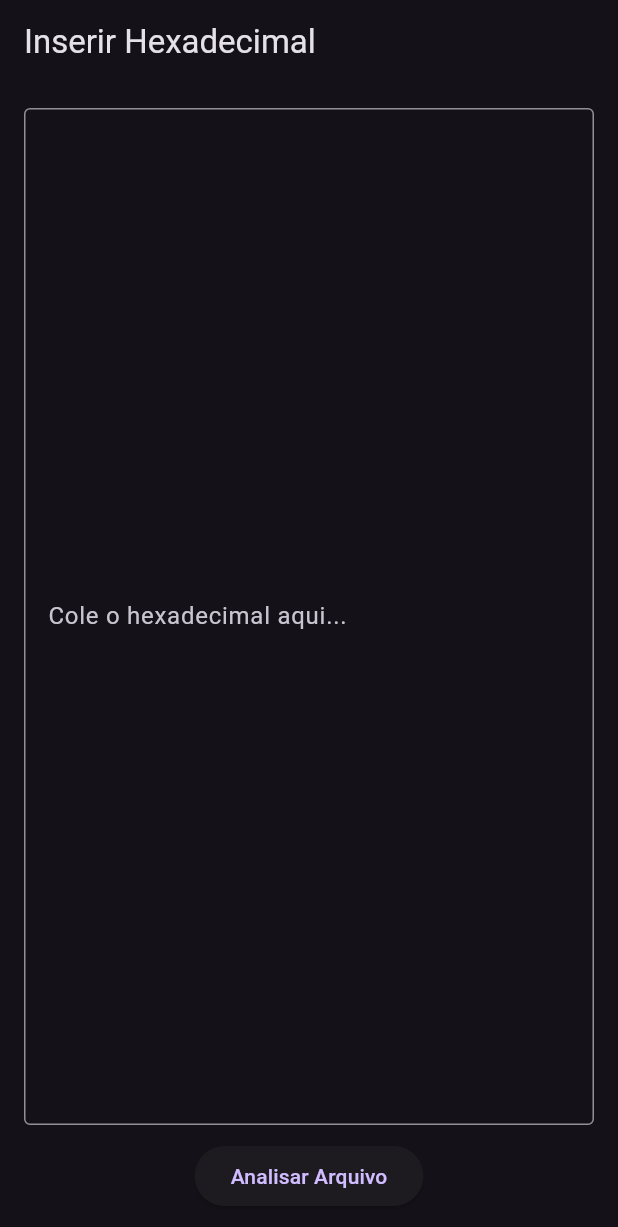
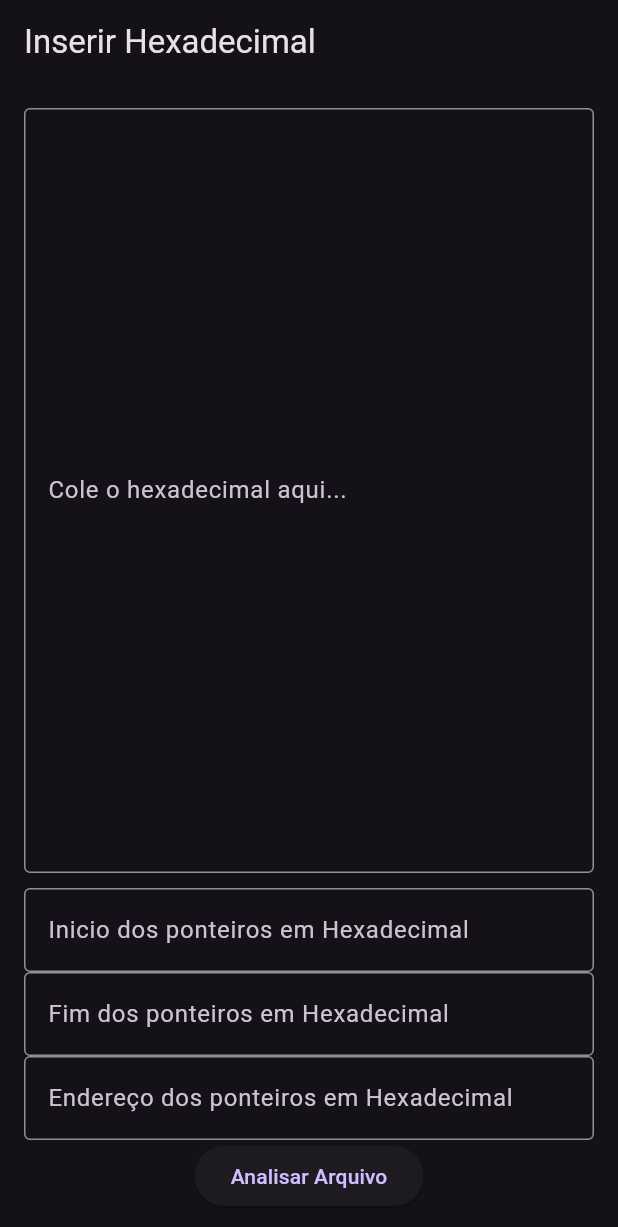
Before and after one commit to HeroRickyGAMES/recomtexteditor, a Flutter app: the screen it shows after launch, on a phone screen of 412 x 824 dp. Shown: the top 1227 px of the screen. Run offline on Flutter 3.47's test engine with Material 3 defaults, Android fonts, the phone set to English and light mode, and no system bars; our stand-ins replace convert; missing offline and left inert: translator_plus.

Commit message:
Adição do item apenas na interface ainda do endereçamento dos hexadecimais

```diff
--- a/lib/main.dart
+++ b/lib/main.dart
@@ -3,6 +3,7 @@ import 'dart:typed_data';
 import 'package:convert/convert.dart';
 import 'package:flutter/material.dart';
 import 'package:flutter/services.dart';
+import 'package:recomtexteditor/main.dart';
 import 'package:recomtexteditor/tradutor.dart';
 
 // =======================================================================
@@ -196,6 +197,9 @@ class HexInputScreen extends StatefulWidget {
 
 class _HexInputScreenState extends State<HexInputScreen> {
   final TextEditingController hexController = TextEditingController();
+  final TextEditingController POINTER_TABLE_STARTCONTROLLER = TextEditingController();
+  final TextEditingController POINTER_TABLE_ENDCONTROLLER = TextEditingController();
+  final TextEditingController POINTER_BASE_ADDRESSCONTROLLER = TextEditingController();
 
   void _processHex() {
     if (hexController.text.isEmpty) return;
@@ -228,6 +232,27 @@ class _HexInputScreenState extends State<HexInputScreen> {
               ),
             ),
             SizedBox(height: 10),
+            TextField(
+              controller: POINTER_TABLE_STARTCONTROLLER,
+              decoration: InputDecoration(
+                hintText: "Inicio dos ponteiros em Hexadecimal",
+                border: OutlineInputBorder(),
+              ),
+            ),
+            TextField(
+              controller: POINTER_TABLE_ENDCONTROLLER,
+              decoration: InputDecoration(
+                hintText: "Fim dos ponteiros em Hexadecimal",
+                border: OutlineInputBorder(),
+              ),
+            ),
+            TextField(
+              controller: POINTER_BASE_ADDRESSCONTROLLER,
+              decoration: InputDecoration(
+                hintText: "Endereço dos ponteiros em Hexadecimal",
+                border: OutlineInputBorder(),
+              ),
+            ),
             ElevatedButton(onPressed: _processHex, child: Text("Analisar Arquivo")),
           ],
         ),
```
